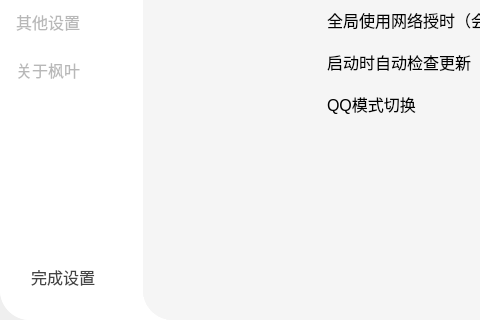
The window that Ui_SettingWindow.ui (YangShengzhou03/LeafAuto) describes before a commit, drawn with Qt 5; both pictures show x 0 to 480 and y 175 to 495 of the 800 by 495 pixel window.
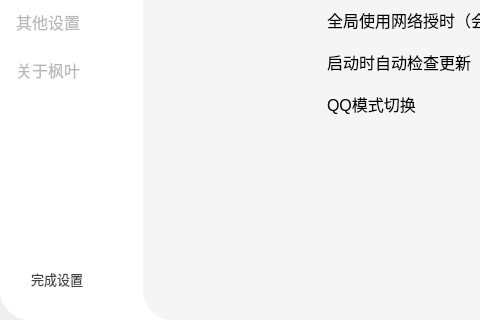
The same window after the commit. Icons and pictures are not drawn.

Patch:
```diff
--- a/Ui_SettingWindow.ui
+++ b/Ui_SettingWindow.ui
@@ -263,7 +263,7 @@
               <widget class="QPushButton" name="pushButton_exit_setting">
                <property name="font">
                 <font>
-                 <pointsize>12</pointsize>
+                 <pointsize>10</pointsize>
                 </font>
                </property>
                <property name="styleSheet">
```
Left out of the diff: 16 changed lines with no effect on the pictures.
